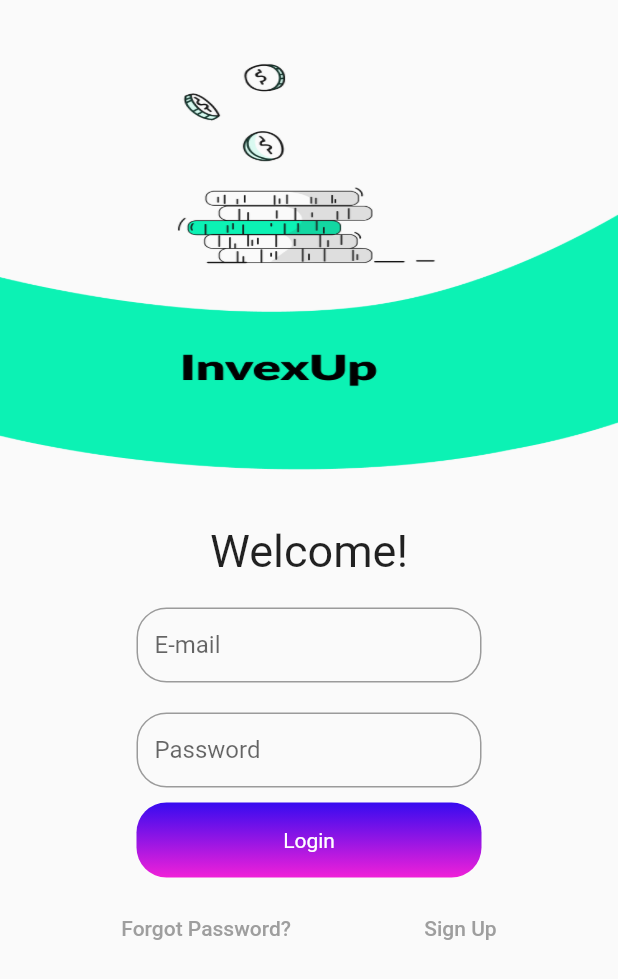
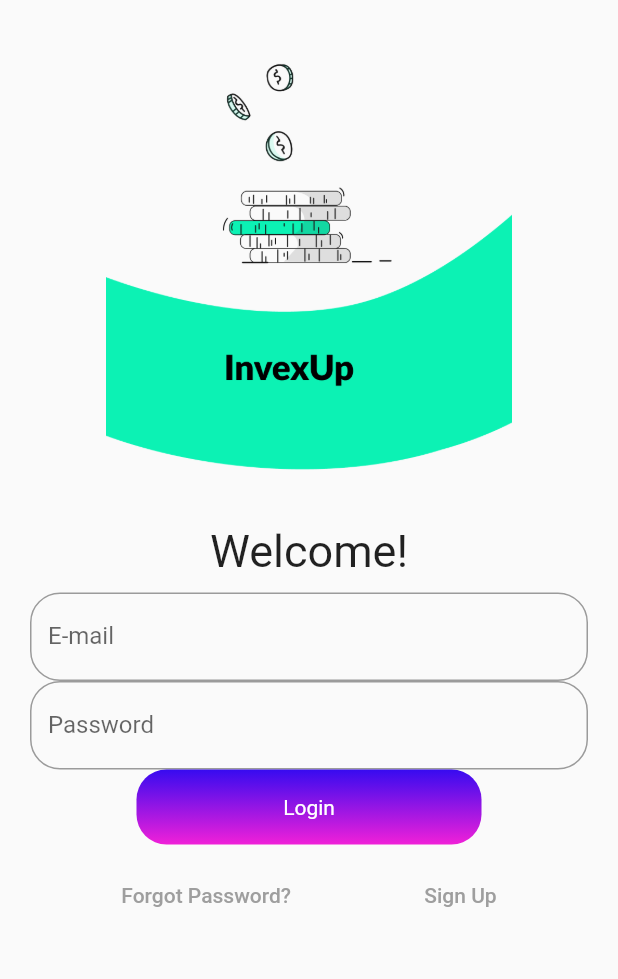
Before and after one commit to iqra32/InvexupTradingApp, a Flutter app: the screen it shows after launch, after a tap on "Login", on a phone screen of 412 x 824 dp. Shown: the top 979 px of the screen. Run offline on Flutter 3.47's test engine with Material 2 defaults, Android fonts, the phone set to English and light mode, and no system bars; our stand-ins replace flutter_screenutil, splashscreen.

Commit message:
error resolved

```diff
--- a/lib/Screen/E_mailchangpw.dart
+++ b/lib/Screen/E_mailchangpw.dart
@@ -15,6 +15,7 @@
   @override
   Widget build(BuildContext context) {
     return Scaffold(
+       resizeToAvoidBottomInset: false,
       body: Column(
         children: [
           Container(
--- a/lib/Screen/confirmedpw.dart
+++ b/lib/Screen/confirmedpw.dart
@@ -12,6 +12,7 @@
   @override
   Widget build(BuildContext context) {
     return Scaffold(
+       resizeToAvoidBottomInset: false,
       body: Column(
         children: [
           Container(
--- a/lib/Screen/login.dart
+++ b/lib/Screen/login.dart
@@ -13,19 +13,24 @@
   @override
   Widget build(BuildContext context) {
     return Scaffold(
+      //resizeToAvoidBottomInset: false,
       // backgroundColor: Colors.transparent,
-      body: Column(children: [
+      body: SingleChildScrollView(
+        child: Column(children: [
           Container(
-          padding: const EdgeInsets.only(top: 50),
+            // padding: const EdgeInsets.only(top: 50),
             height: 340,
             width: double.infinity,
-          decoration: const BoxDecoration(
-            image: DecorationImage(
-              image: AssetImage(
+            // decoration: const BoxDecoration(
+            //   image: DecorationImage(
+            //     image: AssetImage(
+            //       'assets/login321.png',
+            //     height: 340,),
+            //     fit: BoxFit.fill,
+            //   ),
+            // ),
+            child: Image.asset(
               'assets/login321.png',
-              ),
-              fit: BoxFit.fill,
-            ),
             ),
           ),
           Container(
@@ -35,34 +40,31 @@
                 'Welcome!',
                 style: TextStyle(fontSize: 30),
               )),
-        Container(
-          height: 70,
-          width: 250,
-          padding: const EdgeInsets.all(10),
-          child: TextField(
+          Padding(
+              padding: const EdgeInsets.symmetric(horizontal: 20),
+              child: Column(
+                children: const [
+                  TextField(
                     // controller: nameController,
-            decoration: const InputDecoration(
+                    decoration: InputDecoration(
                       border: OutlineInputBorder(
-                  borderRadius: const BorderRadius.all(Radius.circular(20.0))),
+                          borderRadius:
+                              BorderRadius.all(Radius.circular(20.0))),
                       labelText: 'E-mail',
                     ),
                   ),
-        ),
-        Container(
-          height: 70,
-          width: 250,
-          padding: const EdgeInsets.all(10),
-          child: TextField(
-            obscureText: true,
+                  TextField(
+                    // obscureText: true,
                     // controller: nameController,
-            decoration: const InputDecoration(
+                    decoration: InputDecoration(
                       border: OutlineInputBorder(
-                borderRadius: const BorderRadius.all(Radius.circular(20.0)),
+                        borderRadius: BorderRadius.all(Radius.circular(20.0)),
                       ),
                       labelText: 'Password',
                     ),
                   ),
-        ),
+                ],
+              )),
           GestureDetector(
             onTap: () {
               Navigator.pushReplacement(
@@ -119,6 +121,7 @@
             ],
           ),
         ]),
+      ),
     );
   }
 }
--- a/lib/Screen/onboarding.dart
+++ b/lib/Screen/onboarding.dart
@@ -14,6 +14,7 @@
   @override
   Widget build(BuildContext context) {
     return Scaffold(
+       resizeToAvoidBottomInset: false,
       body: Column(
         mainAxisAlignment: MainAxisAlignment.start,
         crossAxisAlignment: CrossAxisAlignment.center,
@@ -21,27 +22,25 @@
           Padding(
             padding: const EdgeInsets.all(8.0),
             child: Row(
-              mainAxisAlignment: MainAxisAlignment.center,
-              crossAxisAlignment: CrossAxisAlignment.center,
               children: [
-                SizedBox(
-                  height: 50.0,
+              const  SizedBox(
+                  height: 120.0,
                 ),
-                Icon(Icons.arrow_back_ios),
-                SizedBox(
+                const Icon(Icons.arrow_back_ios),
+               const  SizedBox(
                   width: 250.0,
                 ),
-                Text(
+               const  Text(
                   "Skip",
                   textAlign: TextAlign.right,
                 ),
               ],
             ),
           ),
-          SizedBox(
+       const    SizedBox(
             height: 20.0,
           ),
-          Text(
+        const   Text(
             "Follow our tipsto\n achieve  success!",
             textAlign: TextAlign.center,
             style: TextStyle(
--- a/lib/Signup.dart
+++ b/lib/Signup.dart
@@ -14,6 +14,7 @@
   @override
   Widget build(BuildContext context) {
     return Scaffold(
+       resizeToAvoidBottomInset: false,
       body: Column(children: [
         Container(
           padding: const EdgeInsets.only(top: 50),
@@ -43,7 +44,8 @@
             // controller: nameController,
             decoration: const InputDecoration(
               border: OutlineInputBorder(
-                  borderRadius: const BorderRadius.all(Radius.circular(20.0))),
+                  borderRadius:
+                      const BorderRadius.all(Radius.circular(20.0))),
               labelText: 'E-mail',
             ),
           ),
@@ -57,7 +59,8 @@
             // controller: nameController,
             decoration: const InputDecoration(
               border: OutlineInputBorder(
-                  borderRadius: const BorderRadius.all(Radius.circular(20.0))),
+                  borderRadius:
+                      const BorderRadius.all(Radius.circular(20.0))),
               labelText: 'Password',
             ),
           ),
```
Also changed, not shown: pubspec.lock. Lines whose indentation alone changed are shown as unchanged.
